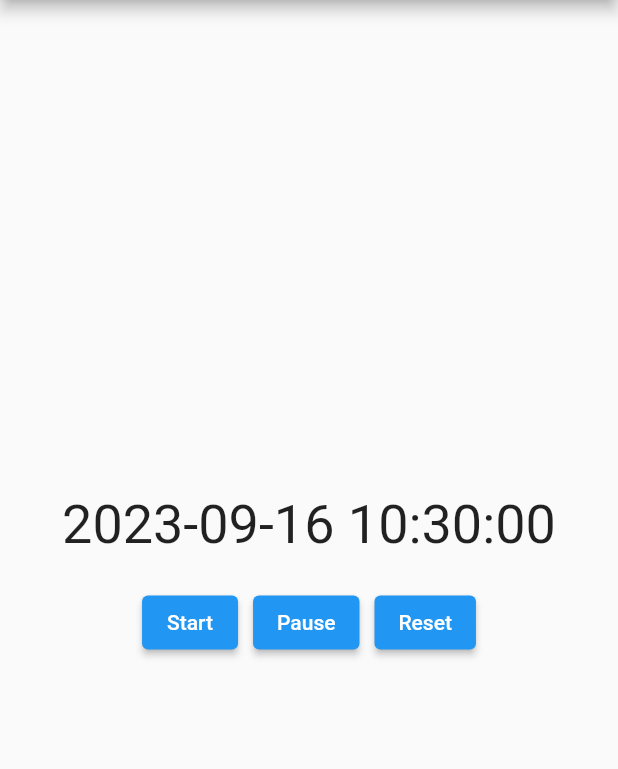
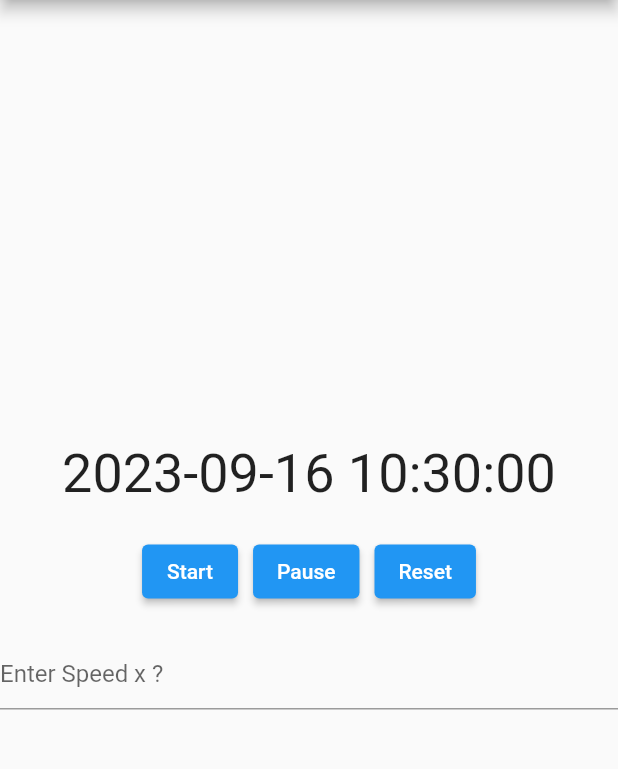
Before and after one commit to sangwoo-sean/if-timer, a Flutter app: the screen it shows after launch, on a phone screen of 412 x 824 dp, the part 84-853 px from its top. Run offline on Flutter 3.47's test engine with Material 2 defaults, Android fonts, the phone set to English and light mode, and no system bars.

Commit message:
get speed input for timer

```diff
--- a/lib/main.dart
+++ b/lib/main.dart
@@ -18,16 +18,20 @@
   int _timePassed = 0;
   Timer? _ifTimer;
   bool _isRunning = false;
-  var speed = 1000;
+  DateTime startTime = DateTime.now();
+  var speed = 1;
+  final TextEditingController _textController = TextEditingController();
 
   void _startTimer() {
-    if (!_isRunning) {
+    if (!_isRunning && _textController.text.isNotEmpty) {
       setState(() {
         _isRunning = true;
+        startTime = DateTime.now();
+        speed = int.parse(_textController.text);
       });
-      _ifTimer = Timer.periodic(const Duration(milliseconds: 1), (timer) {
+      _ifTimer = Timer.periodic(const Duration(milliseconds: 1000), (timer) {
         setState(() {
-          _timePassed = _timePassed + speed;
+          _timePassed = _timePassed + speed * 1000;
         });
       });
     }
@@ -48,6 +52,7 @@
       setState(() {
         _isRunning = false;
         _timePassed = 0;
+        startTime = DateTime.now();
       });
     }
   }
@@ -60,7 +65,7 @@
 
   @override
   Widget build(BuildContext context) {
-    DateTime ifNow = DateTime.fromMillisecondsSinceEpoch(DateTime.now().millisecondsSinceEpoch + _timePassed);
+    DateTime ifNow = DateTime.fromMillisecondsSinceEpoch(startTime.millisecondsSinceEpoch + _timePassed);
     String formattedIfNow = DateFormat('yyyy-MM-dd hh:mm:ss').format(ifNow);
 
     // var time = '${hours.toString().padLeft(2, '0')}:${minutes.toString().padLeft(2, '0')}:${seconds.toString().padLeft(2, '0')}';
@@ -83,6 +88,11 @@
                   ElevatedButton(onPressed: _resetTimer, child: const Text('Reset')),
                 ],
               ),
+              const SizedBox(height: 20),
+              TextField(
+                controller: _textController,
+                decoration: const InputDecoration(hintText: 'Enter Speed x ?'),
+              ),
             ],
           ),
         ),
```
